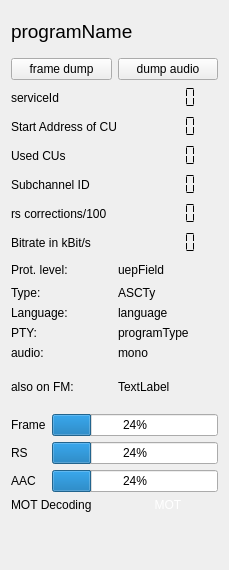
Old version of the form forms/technical_data.ui in the repository JvanKatwijk/qt-dab.
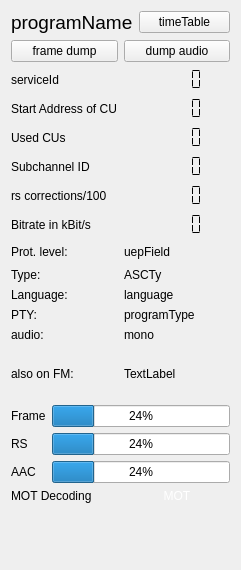
New version of the form. Custom widgets are drawn as their Qt base class.

Diff of the .ui file:
```diff
--- a/forms/technical_data.ui
+++ b/forms/technical_data.ui
@@ -6,7 +6,7 @@
    <rect>
     <x>0</x>
     <y>0</y>
-    <width>229</width>
+    <width>241</width>
     <height>570</height>
    </rect>
   </property>
@@ -15,6 +15,8 @@
   </property>
   <layout class="QVBoxLayout" name="verticalLayout">
    <item>
+    <layout class="QHBoxLayout" name="horizontalLayout_5">
+     <item>
     <layout class="QHBoxLayout" name="horizontalLayout_2">
      <item>
       <widget class="QLabel" name="programName">
@@ -28,6 +30,15 @@
        </property>
        <property name="text">
         <string>programName</string>
+         </property>
+        </widget>
+       </item>
+      </layout>
+     </item>
+     <item>
+      <widget class="QPushButton" name="timeTable_button">
+       <property name="text">
+        <string>timeTable</string>
        </property>
       </widget>
      </item>
```
Lines whose indentation alone changed are shown as unchanged.
